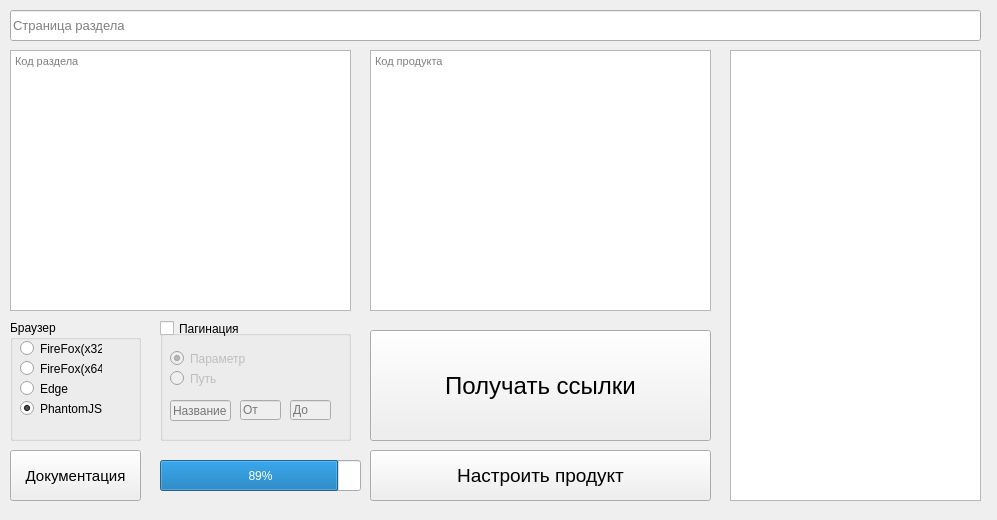
DMITRIYSNEGOV/universal_parser, file mainwindow.ui: the form before one commit.
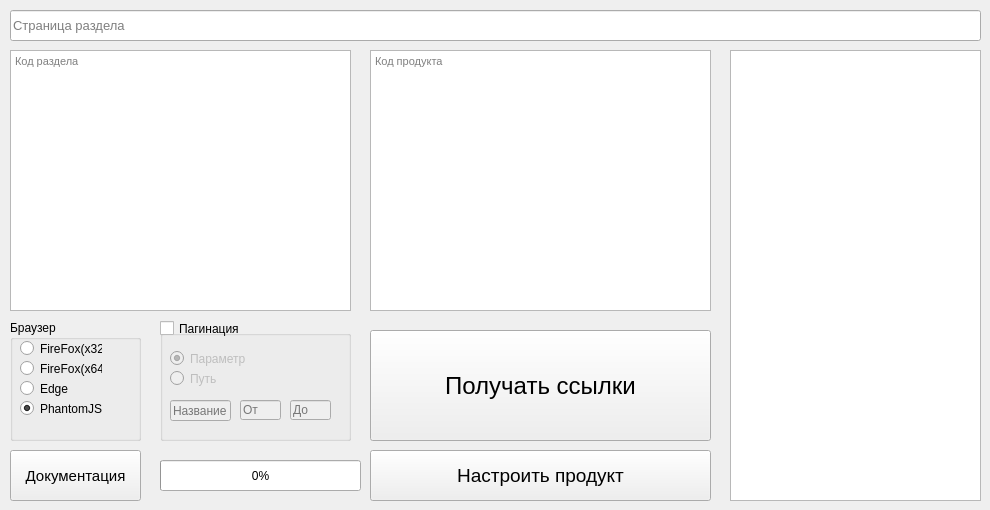
The form after the commit.

What changed in the file:
```diff
--- a/mainwindow.ui
+++ b/mainwindow.ui
@@ -6,8 +6,8 @@
    <rect>
     <x>0</x>
     <y>0</y>
-    <width>997</width>
-    <height>520</height>
+    <width>990</width>
+    <height>510</height>
    </rect>
   </property>
   <property name="windowTitle">
@@ -346,7 +346,7 @@
      </rect>
     </property>
     <property name="value">
-     <number>89</number>
+     <number>0</number>
     </property>
     <property name="format">
      <string>%p%</string>
```
Left out of the diff: 69 changed lines with no effect on the pictures.
